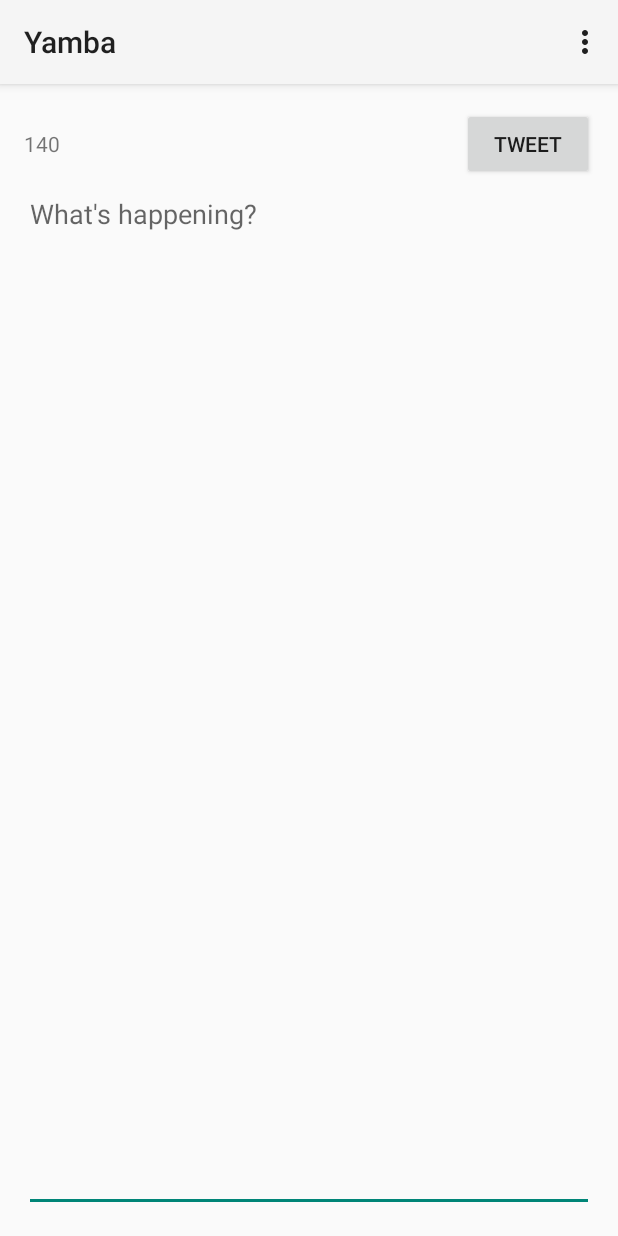
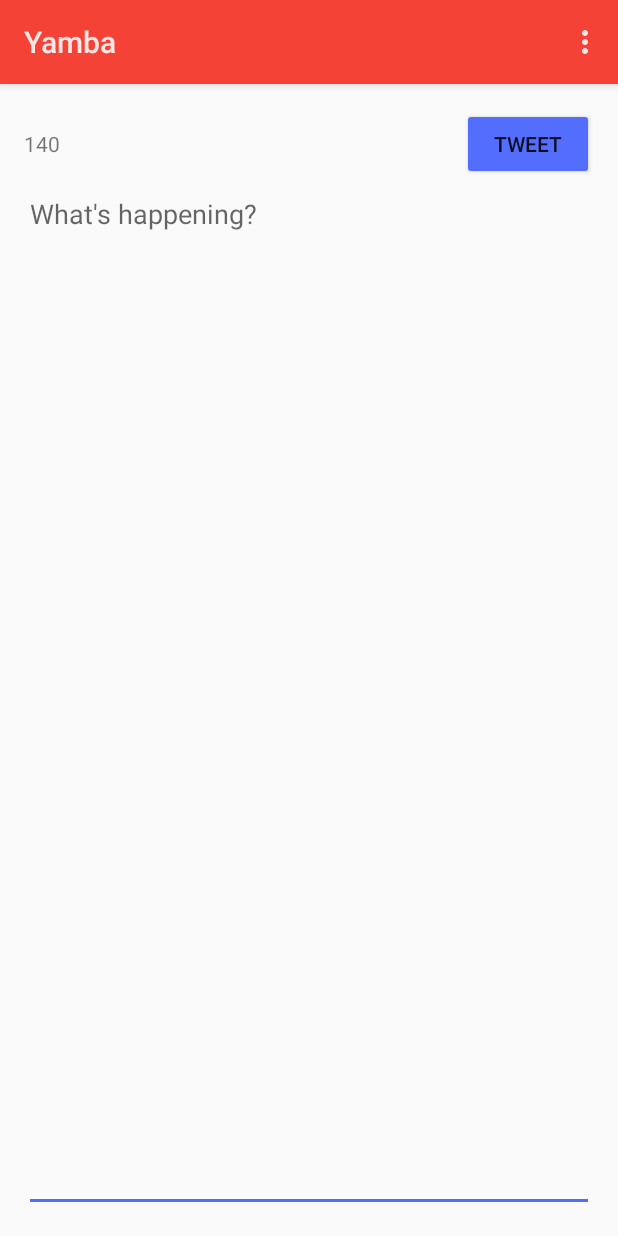
Before and after one commit to lfelipemarin/labsGr11CM20152, an Android app: the screen it shows after launch (StatusActivity), on a phone screen of 412 x 824 dp. Run offline under Robolectric (Android 15) with nearby library versions, the phone set to English and light mode, and no system bars; libraries missing offline, so code that uses them is left out: com.thenewcircle.yamba.

Commit message:
Lab1: Yamba - Algunos cambios a la interfaz con Material Design.

```diff
--- a/Yamba/app/src/main/res/values-v21/styles.xml
+++ b/Yamba/app/src/main/res/values-v21/styles.xml
@@ -1,5 +1,9 @@
 <?xml version="1.0" encoding="utf-8"?>
 <resources>
-    <style name="AppTheme" parent="android:Theme.Material.Light">
+    <style name="AppTheme" parent="android:Theme.Material.Light.DarkActionBar">
+        <item name="android:colorPrimaryDark">#D32F2F</item>
+        <item name="android:colorPrimary">#F44336</item>
+        <item name="android:colorAccent">#536DFE</item>
+        <item name="android:colorButtonNormal">#536DFE</item>
     </style>
 </resources>
```
